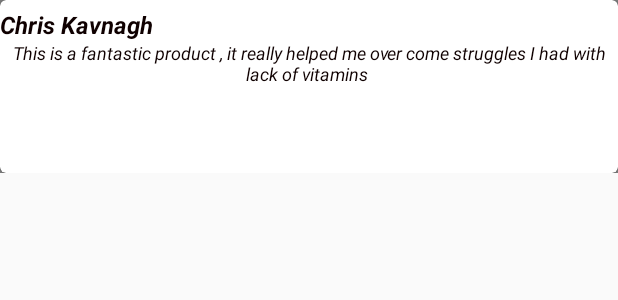
After one commit to chriskavanagh97/Ahealthstore, an Android app: the layout commentreycleview.xml on its own in the app's theme, with its tools: preview values and no code run, on a phone screen of 412 x 824 dp. The commit adds this screen. Shown: the top 300 px of the screen. Run offline under Robolectric (Android 15) with nearby library versions, the phone set to English and light mode, and no system bars.

Commit message:
Comment section and review section added for the customer

```diff
--- a/app/src/main/res/layout/activity_home_screen.xml
+++ b/app/src/main/res/layout/activity_home_screen.xml
@@ -96,7 +96,9 @@
             android:id="@+id/my_recycler_view"
             android:layout_width="match_parent"
             android:layout_height="521dp"
-            android:scrollbars="vertical"></androidx.recyclerview.widget.RecyclerView>
+            android:scrollbars="vertical">
+
+        </androidx.recyclerview.widget.RecyclerView>
 
     </LinearLayout>
 
--- /dev/null
+++ b/app/src/main/res/layout/commentreycleview.xml
@@ -0,0 +1,57 @@
+<?xml version="1.0" encoding="utf-8"?>
+<LinearLayout
+    xmlns:android="http://schemas.android.com/apk/res/android"
+    xmlns:card_view="http://schemas.android.com/apk/res-auto"
+    android:layout_width="match_parent"
+    android:background="#80000000"
+    android:layout_height="115dp"
+    android:orientation="horizontal">
+
+    <LinearLayout
+        android:layout_width="match_parent"
+        android:layout_height="115dp"
+        android:orientation="vertical">
+
+        <androidx.cardview.widget.CardView
+            android:id="@+id/card_view"
+            android:layout_width="fill_parent"
+            android:layout_height="fill_parent"
+            android:paddingBottom="10dp"
+            card_view:cardBackgroundColor="#FFFF"
+            card_view:cardCornerRadius="4dp"
+            card_view:cardElevation="@dimen/cardview_compat_inset_shadow">
+
+        <TextView
+
+            android:id="@+id/name"
+            android:layout_width="match_parent"
+            android:layout_height="wrap_content"
+            android:layout_gravity="left"
+            android:layout_marginTop="5dp"
+            android:background="#FFFF"
+            android:ellipsize="marquee"
+            android:maxLines="4"
+            android:text="Chris Kavnagh"
+            android:textColor="#0F0000"
+            android:textSize="16sp"
+            android:textStyle="bold|italic" />
+
+
+        <TextView
+            android:id="@+id/price"
+            android:layout_width="match_parent"
+            android:layout_height="72dp"
+            android:layout_gravity="center"
+            android:layout_marginTop="5dp"
+            android:background="#FFFF"
+            android:ellipsize="marquee"
+            android:maxLines="4"
+            android:text="This is a fantastic product , it really helped me over come struggles I had with lack of vitamins "
+            android:textAlignment="center"
+            android:textColor="#0F0000"
+            android:textSize="12sp"
+            android:textStyle="italic" />
+        </androidx.cardview.widget.CardView>
+    </LinearLayout>
+
+</LinearLayout>
```
Also changed, not shown: app/src/main/java/com/example/healthstore/ProductView.java (+5 -5 lines), app/src/main/res/layout/activity_product_view.xml (+110 -1 lines).
